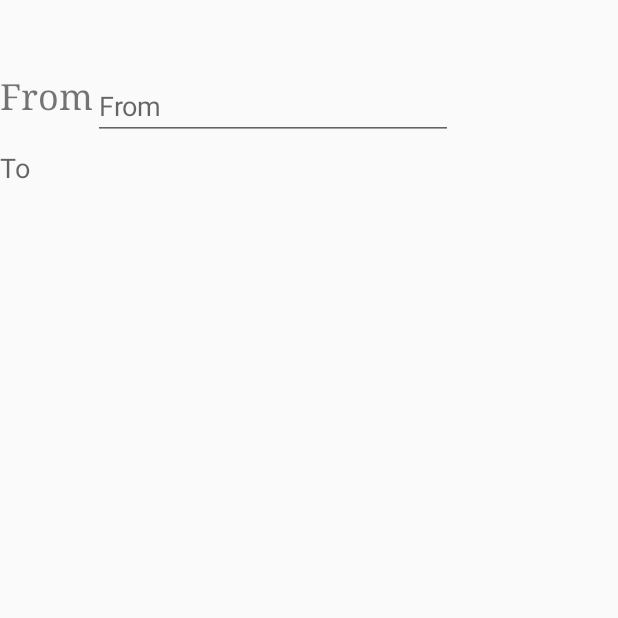
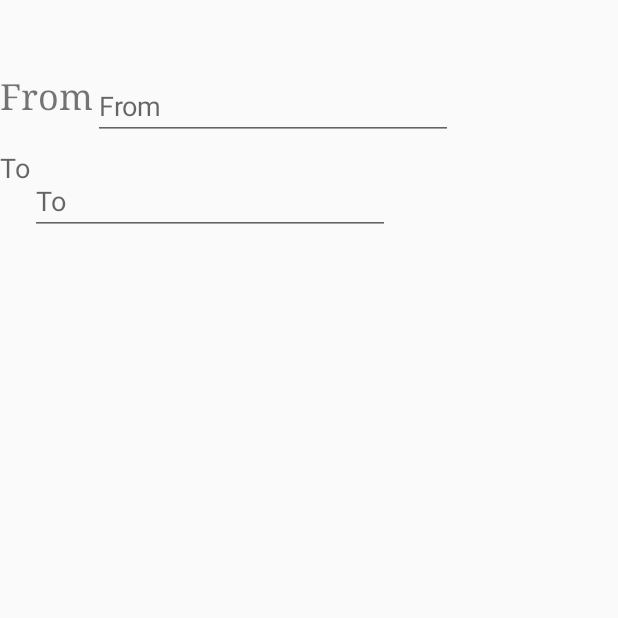
Before and after one commit to sathvisiva/Learning, an Android app: the screen it shows after launch (MainActivity), on a phone screen of 412 x 824 dp, the top half of it. Run offline under Robolectric (Android 15) with nearby library versions, the phone set to English and light mode, and no system bars.

```diff
--- a/app/src/main/java/setc/com/learning1/MainActivity.java
+++ b/app/src/main/java/setc/com/learning1/MainActivity.java
@@ -37,12 +37,12 @@ public class MainActivity extends Activity {
     private LinearLayout mSecondGroup;
     private View mFirstSpacer, mSecondSpacer;
     private EditText mTv2, mTv7;
-    private final String[] myDataset = { "Chennai", "coimbatore", "Cuddalore", "Chidambarm",
-            "Madurai", "Vellore", "Trichy"};
+    private String[] myDataset ;
     private TimeInterpolator ANIMATION_INTERPOLATOR = new DecelerateInterpolator();
     private int ANIMATION_DURATION = 3500;
     private int mHalfHeight;
     private CustomAnimator animator = new CustomAnimator(); // added for custom animator
+    DummyDB db = new DummyDB();
 
     @Override
     protected void onCreate(Bundle savedInstanceState) {
@@ -86,7 +86,7 @@ public class MainActivity extends Activity {
             @Override
             public void afterTextChanged(Editable s) {
                 String theText = s.toString();
-
+                myDataset = db.getCityList(theText);
             }
         });
 
@@ -99,25 +99,10 @@ public class MainActivity extends Activity {
         }
     }); */
 
-        RecyclerView mRecyclerView = (RecyclerView) findViewById(R.id.recyclerView);
 
-        mRecyclerView.setLayoutManager(new LinearLayoutManager(this));
-        MyAdapter mAdapter = new MyAdapter(myDataset);
-        mRecyclerView.setAdapter(mAdapter);
-        mRecyclerView.setItemAnimator(new DefaultItemAnimator());
-        mRecyclerView.addOnItemTouchListener(new RecyclerItemClickListener(
-                getApplicationContext(),
-                new RecyclerItemClickListener.OnItemClickListener() {
-                    @Override
-                    public void onItemClick(View view, int position) {
-                        mTv2.setText(myDataset[position]);
-                        stopAnimation();
-
-                    }
-                }));
+    }
 
 
-    }
 
     private void retrieveViews() {
         mMainContainer = (FrameLayout) findViewById(R.id.main_container);
@@ -139,6 +124,7 @@ public class MainActivity extends Activity {
 
         mEditModeContainer = (FrameLayout) findViewById(R.id.edit_mode_container);
         mEditFragmentContainer = (FrameLayout) findViewById(R.id.edit_mode_fragment_container);
+        RecyclerView mRecyclerView = (RecyclerView) findViewById(R.id.recyclerView);
     }
 
     private void startAnimation() {
--- a/app/src/main/java/setc/com/learning1/MyAdapter.java
+++ b/app/src/main/java/setc/com/learning1/MyAdapter.java
@@ -36,7 +36,6 @@ public class MyAdapter extends RecyclerView.Adapter<MyAdapter.ViewHolder> {
     // inner class to hold a reference to each item of RecyclerView
     public static class ViewHolder extends RecyclerView.ViewHolder {
         public TextView txtViewTitle;
-        public ImageView imgViewIcon;
         public ViewHolder(View itemLayoutView) {
             super(itemLayoutView);
             txtViewTitle = (TextView) itemLayoutView.findViewById(R.id.item_title);
@@ -46,6 +45,8 @@ public class MyAdapter extends RecyclerView.Adapter<MyAdapter.ViewHolder> {
     // Return the size of your itemsData (invoked by the layout manager)
     @Override
     public int getItemCount() {
-        return itemsData.length;
+
+        int len = (null == itemsData) ? 0 : itemsData.length;
+        return len;
     }
 }
--- a/app/src/main/res/layout/activity_main.xml
+++ b/app/src/main/res/layout/activity_main.xml
@@ -59,6 +59,17 @@
                     android:layout_alignStart="@+id/from"
                     android:layout_marginTop="20dp"
                     android:textAppearance="?android:attr/textAppearanceMedium" />
+
+                <EditText
+                    android:layout_width="240dp"
+                    android:layout_height="wrap_content"
+                    android:id="@+id/editText1"
+                    android:width="240dp"
+                    android:layout_marginTop="32dp"
+                    android:layout_toRightOf="@id/textView2"
+                    android:layout_below="@+id/from"
+                    android:hint="To"
+                    android:singleLine="true" />
 
                 <!--  <AutoCompleteTextView
                       android:layout_width="wrap_content"
```
